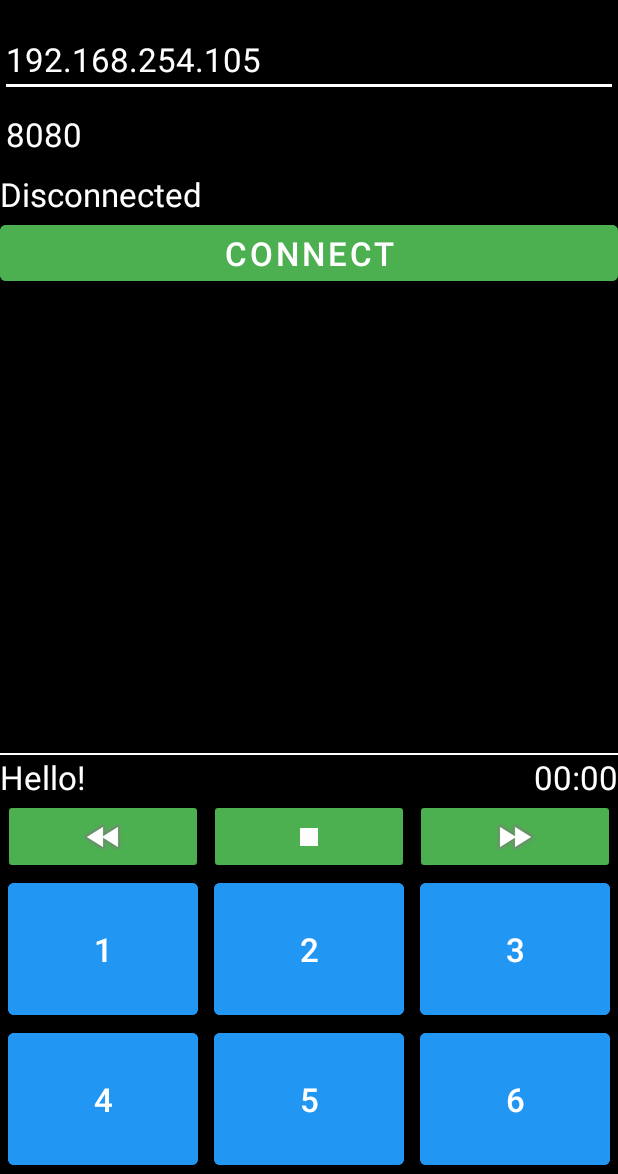
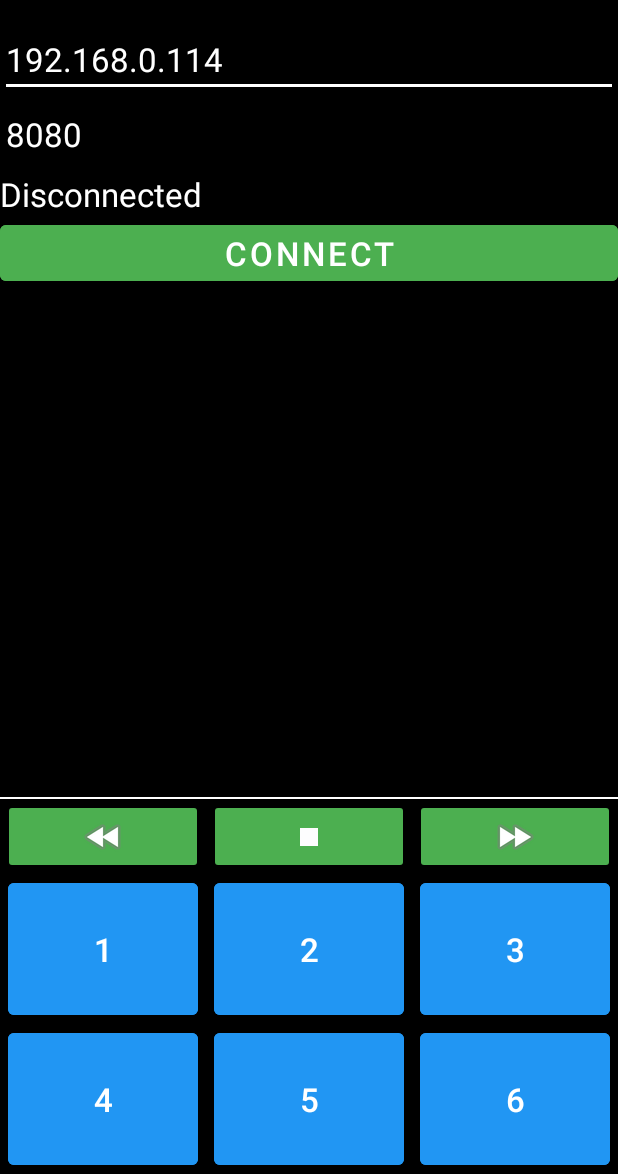
Before and after one commit to SokolAK/RemoteSound-Client, an Android app: the screen it shows after launch (MainActivity), on a phone screen of 412 x 824 dp, the part 62-1236 px from its top. Run offline under Robolectric (Android 15) with nearby library versions, the phone set to English and light mode, and no system bars.

Commit message:
Change IP

```diff
--- a/app/src/main/java/pl/sokolak/remotesoundclient/MainActivity.java
+++ b/app/src/main/java/pl/sokolak/remotesoundclient/MainActivity.java
@@ -12,7 +12,7 @@ public class MainActivity extends AppCompatActivity {
         setContentView(R.layout.activity_main);
 
         ClientConnector clientConnector = new ClientConnector(this,
-                "192.168.254.105",
+                "192.168.0.114",
                 "8080");
         clientConnector.init();
     }
--- a/app/src/main/res/layout/activity_main.xml
+++ b/app/src/main/res/layout/activity_main.xml
@@ -68,22 +68,22 @@
         app:layout_constraintStart_toStartOf="parent"
         android:orientation="horizontal">
 
-        <TextView
-            android:id="@+id/playerStatus"
-            android:layout_width="0dp"
-            android:layout_weight="1"
-            android:layout_height="wrap_content"
-            android:text="@string/hello"
-            android:textColor="@color/colorText"
-            app:layout_constraintBottom_toTopOf="@+id/controlButtons" />
+<!--        <TextView-->
+<!--            android:id="@+id/playerStatus"-->
+<!--            android:layout_width="0dp"-->
+<!--            android:layout_weight="1"-->
+<!--            android:layout_height="wrap_content"-->
+<!--            android:text="@string/hello"-->
+<!--            android:textColor="@color/colorText"-->
+<!--            app:layout_constraintBottom_toTopOf="@+id/controlButtons" />-->
 
-        <TextView
-            android:id="@+id/time"
-            android:layout_width="wrap_content"
-            android:layout_height="wrap_content"
-            android:text="00:00"
-            android:textColor="@color/colorText"
-            app:layout_constraintBottom_toTopOf="@+id/controlButtons" />
+<!--        <TextView-->
+<!--            android:id="@+id/time"-->
+<!--            android:layout_width="wrap_content"-->
+<!--            android:layout_height="wrap_content"-->
+<!--            android:text="00:00"-->
+<!--            android:textColor="@color/colorText"-->
+<!--            app:layout_constraintBottom_toTopOf="@+id/controlButtons" />-->
 
     </LinearLayout>
 
```
